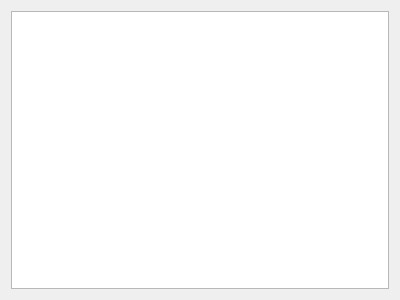
Qt form quicktikz/imageview.ui (Svaling/quicktikz) before a commit.
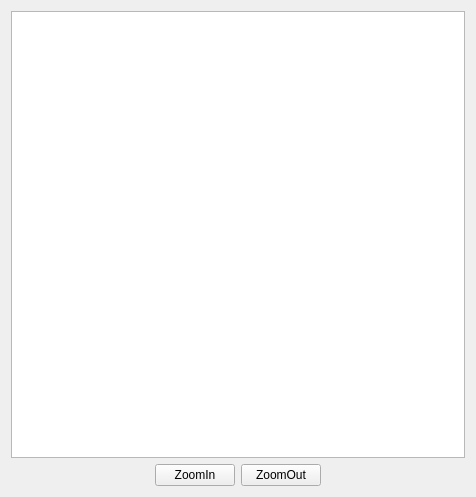
The same form after that commit.

Patch:
```diff
--- a/quicktikz/imageview.ui
+++ b/quicktikz/imageview.ui
@@ -6,8 +6,8 @@
    <rect>
     <x>0</x>
     <y>0</y>
-    <width>400</width>
-    <height>300</height>
+    <width>476</width>
+    <height>497</height>
    </rect>
   </property>
   <property name="windowTitle">
@@ -17,6 +17,50 @@
    <item>
     <widget class="QGraphicsView" name="graphicsView"/>
    </item>
+   <item>
+    <layout class="QHBoxLayout" name="horizontalLayout_2">
+     <item>
+      <spacer name="horizontalSpacer">
+       <property name="orientation">
+        <enum>Qt::Horizontal</enum>
+       </property>
+       <property name="sizeHint" stdset="0">
+        <size>
+         <width>40</width>
+         <height>20</height>
+        </size>
+       </property>
+      </spacer>
+     </item>
+     <item>
+      <widget class="QPushButton" name="pushButton_2">
+       <property name="text">
+        <string>ZoomIn</string>
+       </property>
+      </widget>
+     </item>
+     <item>
+      <widget class="QPushButton" name="pushButton">
+       <property name="text">
+        <string>ZoomOut</string>
+       </property>
+      </widget>
+     </item>
+     <item>
+      <spacer name="horizontalSpacer_2">
+       <property name="orientation">
+        <enum>Qt::Horizontal</enum>
+       </property>
+       <property name="sizeHint" stdset="0">
+        <size>
+         <width>40</width>
+         <height>20</height>
+        </size>
+       </property>
+      </spacer>
+     </item>
+    </layout>
+   </item>
   </layout>
  </widget>
  <resources/>
```
Left out of the diff: 39 changed lines with no effect on the pictures.
